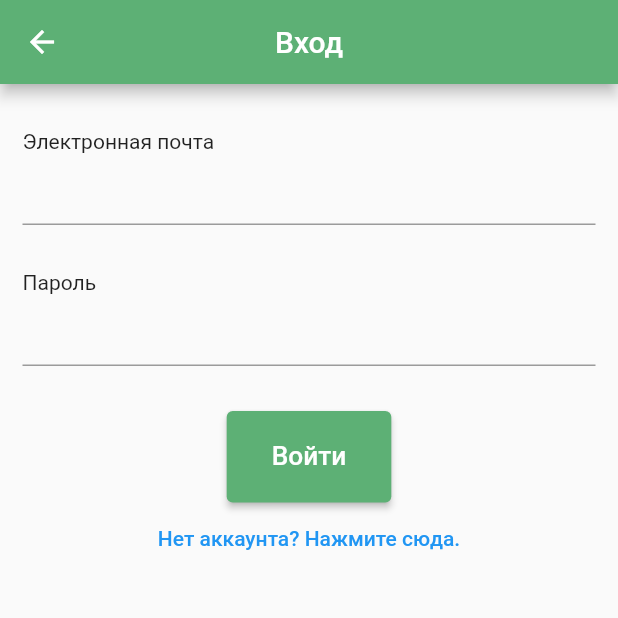
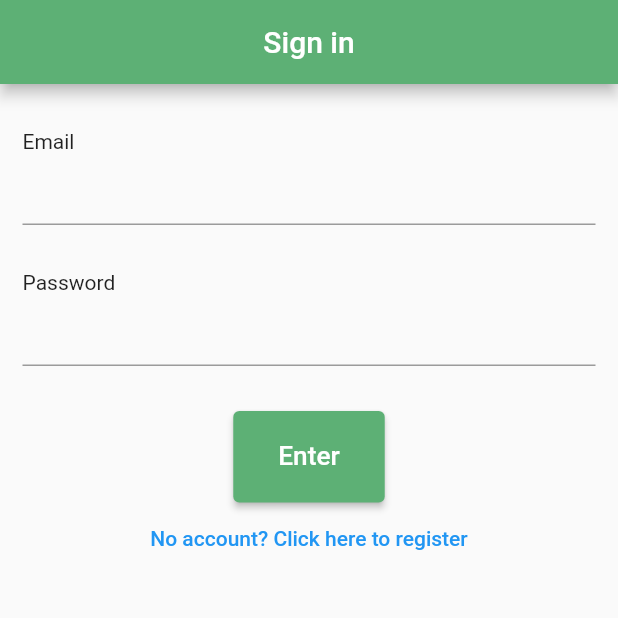
Before and after one commit to ortemmetro/finance_manager, a Flutter app: the AuthWidget screen opened directly, on a phone screen of 412 x 824 dp, the top half of it. Run offline on Flutter 3.47's test engine with Material 2 defaults, Android fonts, the light colour scheme and no system bars; our stand-ins replace cloud_firestore, firebase_auth, firebase_core, fl_chart, flutter_colorpicker, flutter_screenutil and 6 more; accounts and stored records are empty; generated files the repository leaves out were written again.

Commit message:
Fixed login, logout and other bugs

```diff
--- a/lib/domain/data_provider/default_data/default_currency_data.dart
+++ b/lib/domain/data_provider/default_data/default_currency_data.dart
@@ -4,34 +4,42 @@ class DefaultCurrencyData {
   static List<Currency> listOfCurrencies = const [
     Currency(
       currencyName: "Tenge",
+      currencyCode: "KZT",
       currencySign: "₸",
     ),
     Currency(
       currencyName: "Ruble",
+      currencyCode: "RUB",
       currencySign: "₽",
     ),
     Currency(
       currencyName: "Dollar",
+      currencyCode: "USD",
       currencySign: "\$",
     ),
     Currency(
       currencyName: "Yuan",
+      currencyCode: "CNY",
       currencySign: "¥",
     ),
     Currency(
       currencyName: "Euro",
+      currencyCode: "EUR",
       currencySign: "€",
     ),
     Currency(
       currencyName: "Yen",
+      currencyCode: "JPY",
       currencySign: "¥",
     ),
     Currency(
       currencyName: "Lira",
+      currencyCode: "TRY",
       currencySign: "₺",
     ),
     Currency(
       currencyName: "Pound",
+      currencyCode: "GBP",
       currencySign: "£",
     ),
   ];
--- a/lib/domain/entity/currency.dart
+++ b/lib/domain/entity/currency.dart
@@ -1,8 +1,10 @@
 class Currency {
   final String currencyName;
   final String currencySign;
+  final String currencyCode;
 
   const Currency({
+    required this.currencyCode,
     required this.currencyName,
     required this.currencySign,
   });
--- a/lib/widgets/app/app.dart
+++ b/lib/widgets/app/app.dart
@@ -76,8 +76,7 @@ class _AppState extends State<App> {
           ),
           routes: {
             '/start': (context) => const StartupPage(),
-            '/': (context) =>
-                widget.userId == null ? const AuthWidget() : const MainPage(),
+            '/': (context) => const AuthWidget(),
             '/sign_up': (context) => const SignUpWidget(),
             '/main_page': (context) => const MainPage(),
             '/main_page/category_view': (context) => const CategoryViewWidget(),
--- a/lib/widgets/auth/auth_widget.dart
+++ b/lib/widgets/auth/auth_widget.dart
@@ -2,6 +2,7 @@ import 'package:finance_manager/widgets/auth/auth_widget_model.dart';
 import 'package:finance_manager/widgets/settings_widgets/currency/currency_widget_model.dart';
 import 'package:flutter/material.dart';
 import 'package:provider/provider.dart';
+import 'package:flutter_gen/gen_l10n/app_localizations.dart';
 
 class AuthWidget extends StatefulWidget {
   const AuthWidget({super.key});
@@ -15,10 +16,16 @@ class _AuthWidgetState extends State<AuthWidget> {
   final passwordController = TextEditingController();
 
   @override
+  void didChangeDependencies() {
+    super.didChangeDependencies();
+    final model = Provider.of<AuthWidgetModel>(context, listen: true);
+    model.isButtonEnabled = true;
+  }
+
+  @override
   void dispose() {
     emailController.dispose();
     passwordController.dispose();
-
     super.dispose();
   }
 
@@ -28,7 +35,8 @@ class _AuthWidgetState extends State<AuthWidget> {
     final currencyModel = Provider.of<CurrencyModel>(context, listen: true);
     return Scaffold(
       appBar: AppBar(
-        title: const Text('Вход'),
+        automaticallyImplyLeading: false,
+        title: Text(AppLocalizations.of(context)!.signIn),
         centerTitle: true,
       ),
       body: Padding(
@@ -37,12 +45,12 @@ class _AuthWidgetState extends State<AuthWidget> {
           children: [
             const SizedBox(height: 30),
             Row(
-              children: const [Text("Электронная почта")],
+              children: [Text(AppLocalizations.of(context)!.email)],
             ),
             TextField(controller: emailController),
             const SizedBox(height: 30),
             Row(
-              children: const [Text('Пароль')],
+              children: [Text(AppLocalizations.of(context)!.password)],
             ),
             TextField(
               controller: passwordController,
@@ -54,13 +62,15 @@ class _AuthWidgetState extends State<AuthWidget> {
             ElevatedButton(
               onPressed: model.isButtonEnabled
                   ? () async {
-                      await model.signIn(
-                        emailController.text.trim(),
-                        passwordController.text.trim(),
-                        context,
-                        currencyModel,
-                      );
-                      Navigator.of(context).pushNamed("/main_page");
+                      await model
+                          .signIn(
+                            emailController.text.trim(),
+                            passwordController.text.trim(),
+                            context,
+                            currencyModel,
+                          )
+                          .whenComplete(
+                              () => Navigator.of(context).pushNamed("/start"));
                     }
                   : null,
               style: ButtonStyle(
@@ -71,16 +81,16 @@ class _AuthWidgetState extends State<AuthWidget> {
                   const EdgeInsets.symmetric(horizontal: 30, vertical: 20),
                 ),
               ),
-              child: const Text(
-                'Войти',
-                style: TextStyle(fontSize: 17.5),
+              child: Text(
+                AppLocalizations.of(context)!.enter,
+                style: const TextStyle(fontSize: 17.5),
               ),
             ),
             TextButton(
               onPressed: () {
                 Navigator.of(context).pushNamed('/sign_up');
               },
-              child: const Text('Нет аккаунта? Нажмите сюда.'),
+              child: Text(AppLocalizations.of(context)!.noAccountText),
             ),
           ],
         ),
--- a/lib/widgets/auth/auth_widget_model.dart
+++ b/lib/widgets/auth/auth_widget_model.dart
@@ -59,8 +59,6 @@ class AuthWidgetModel extends ChangeNotifier {
         await SessionIdManager.instance.writeUserKey(userKey);
       }
 
-      await model.setCurrency();
-
       if (userBox.isOpen) {
         await BoxManager.instance.closeBox(userBox);
       }
--- a/lib/widgets/drawer_widget/drawer_widget_model.dart
+++ b/lib/widgets/drawer_widget/drawer_widget_model.dart
@@ -43,8 +43,8 @@ class DrawerWidgetModel extends ChangeNotifier {
   Future<void> signOut(BuildContext context) async {
     userName = "";
     userSurname = "";
-    FirebaseAuth.instance.signOut();
-    SessionIdManager.instance.deleteUserId();
+    await FirebaseAuth.instance.signOut();
+    await SessionIdManager.instance.deleteUserId();
     notifyListeners();
   }
 }
--- a/lib/widgets/settings_widgets/currency/currency_widget.dart
+++ b/lib/widgets/settings_widgets/currency/currency_widget.dart
@@ -1,6 +1,7 @@
 import 'package:finance_manager/widgets/settings_widgets/currency/currency_widget_model.dart';
 import 'package:flutter/material.dart';
 import 'package:provider/provider.dart';
+import 'package:flutter_gen/gen_l10n/app_localizations.dart';
 
 import '../../drawer_widget/drawer_widget.dart';
 
@@ -11,11 +12,11 @@ class CurrencyWidget extends StatelessWidget {
   Widget build(BuildContext context) {
     final model = Provider.of<CurrencyModel>(context);
     return Scaffold(
-      drawer: DrawerWidget(),
+      drawer: const DrawerWidget(),
       appBar: AppBar(
         elevation: 8.0,
         toolbarHeight: 58,
-        title: const Text('Валюта'),
+        title: Text(AppLocalizations.of(context)!.currency),
         centerTitle: true,
         actions: [
           Padding(
--- a/lib/widgets/settings_widgets/currency/currency_widget_model.dart
+++ b/lib/widgets/settings_widgets/currency/currency_widget_model.dart
@@ -4,6 +4,7 @@ import 'package:finance_manager/domain/entity/my_user_for_hive.dart';
 import 'package:finance_manager/session/session_id_manager.dart';
 import 'package:flutter/material.dart';
 import 'package:flutter_screenutil/flutter_screenutil.dart';
+import 'package:flutter_gen/gen_l10n/app_localizations.dart';
 
 class CurrencyModel extends ChangeNotifier {
   final listOfCurrencies = DefaultCurrencyData.listOfCurrencies;
@@ -47,7 +48,7 @@ class CurrencyModel extends ChangeNotifier {
       context: context,
       builder: (BuildContext context) {
         return AlertDialog(
-          title: Text('Currency succesfully changed!'),
+          title: Text(AppLocalizations.of(context)!.currencyChangedText),
           actionsPadding: EdgeInsets.all(15.0.r),
           shape: const RoundedRectangleBorder(
               borderRadius: BorderRadius.all(Radius.circular(18.0))),
@@ -64,7 +65,7 @@ class CurrencyModel extends ChangeNotifier {
                 backgroundColor: MaterialStateProperty.all(Colors.green),
               ),
               child: Text(
-                "Okay",
+                AppLocalizations.of(context)!.okay,
                 style: TextStyle(fontSize: 18.sp),
               ),
             ),
```
Also changed, not shown: lib/widgets/add_widget/add_widget.dart (+8 -5 lines), lib/widgets/startup_page/startup_page.dart (+29 -4 lines).
